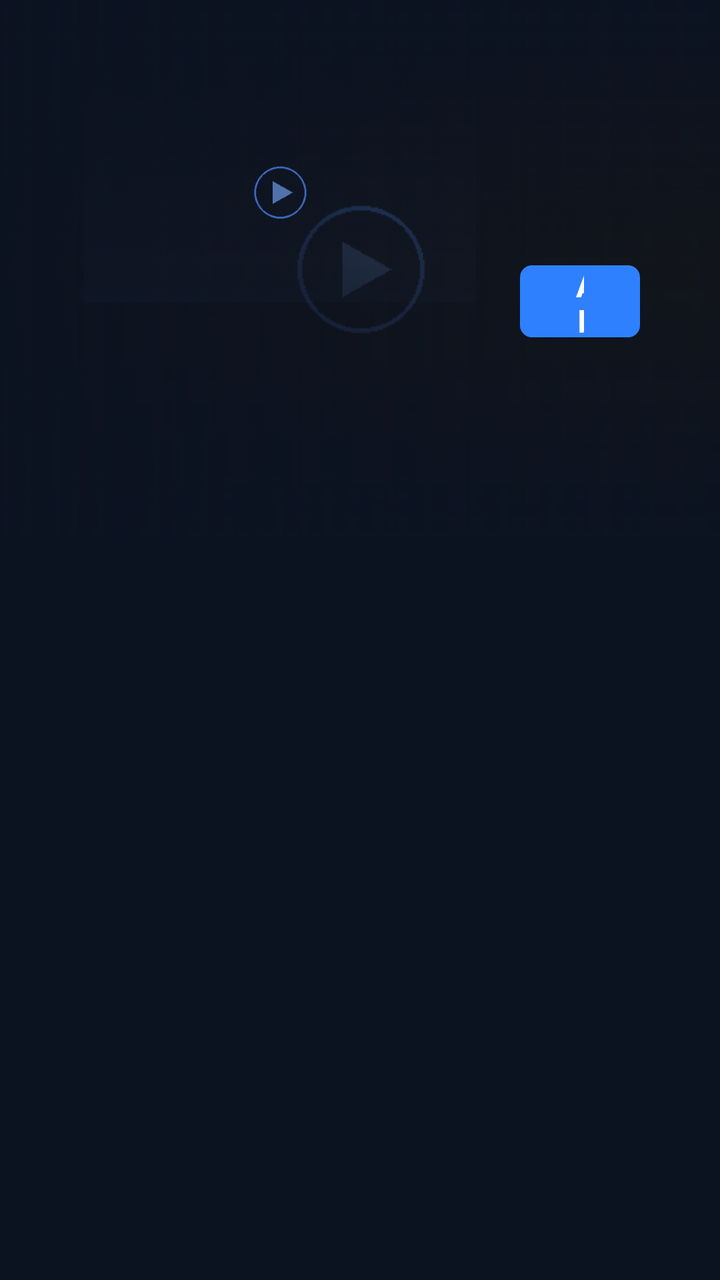
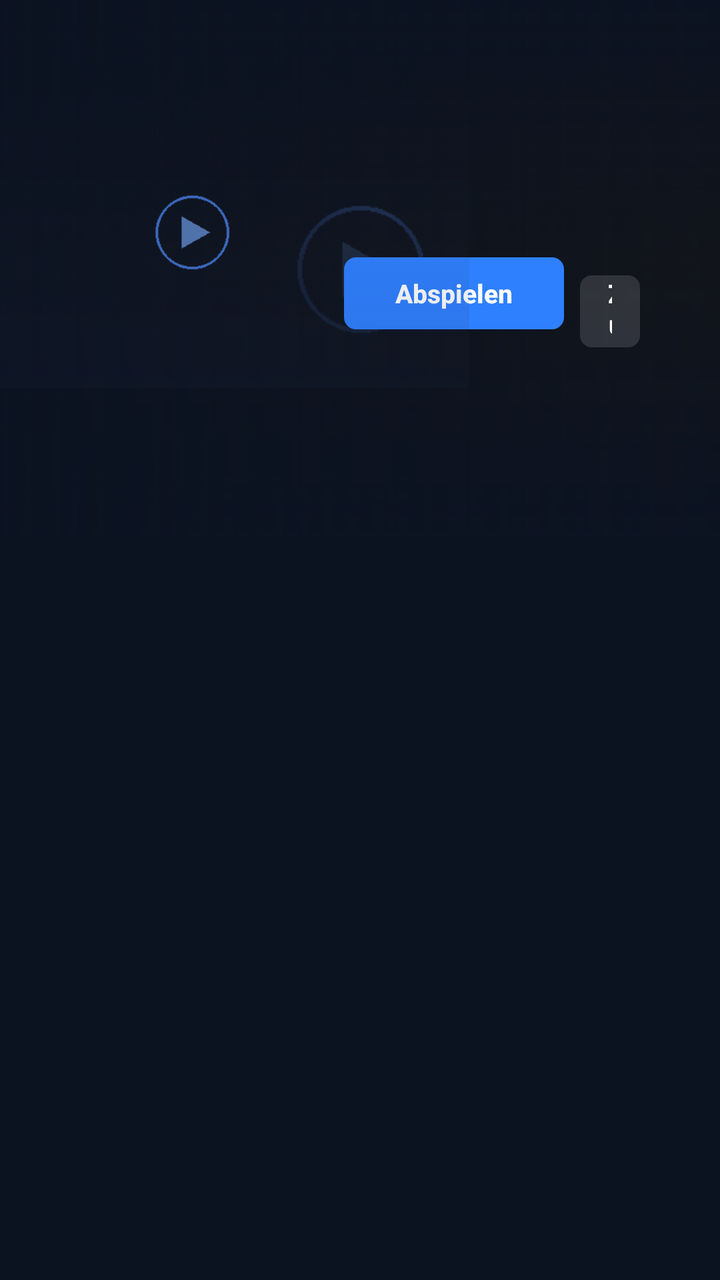

Compare the two renders of this Android layout. The source of the first and the diff that turns it into the second are given below.
<!-- AndroidManifest.xml: application theme Theme.Verflixed -->
<!-- res/layout/activity_detail.xml -->
<?xml version="1.0" encoding="utf-8"?>
<androidx.constraintlayout.widget.ConstraintLayout xmlns:android="http://schemas.android.com/apk/res/android"
    xmlns:app="http://schemas.android.com/apk/res-auto"
    android:layout_width="match_parent"
    android:layout_height="match_parent"
    android:background="@color/sv_bg"
    android:clipChildren="false">

    <ImageView
        android:id="@+id/backdrop"
        android:layout_width="0dp"
        android:layout_height="0dp"
        android:contentDescription="@null"
        android:scaleType="centerCrop"
        android:src="@drawable/poster_placeholder"
        app:layout_constraintEnd_toEndOf="parent"
        app:layout_constraintHeight_percent="0.42"
        app:layout_constraintStart_toStartOf="parent"
        app:layout_constraintTop_toTopOf="parent" />

    <View
        android:layout_width="0dp"
        android:layout_height="0dp"
        android:background="@drawable/bg_hero_gradient"
        app:layout_constraintBottom_toBottomOf="@id/backdrop"
        app:layout_constraintEnd_toEndOf="@id/backdrop"
        app:layout_constraintStart_toStartOf="@id/backdrop"
        app:layout_constraintTop_toTopOf="@id/backdrop" />

    <View
        android:layout_width="0dp"
        android:layout_height="0dp"
        android:background="@drawable/bg_detail_scrim"
        app:layout_constraintBottom_toBottomOf="@id/backdrop"
        app:layout_constraintEnd_toEndOf="@id/backdrop"
        app:layout_constraintStart_toStartOf="@id/backdrop"
        app:layout_constraintTop_toTopOf="@id/backdrop" />

    <ImageView
        android:id="@+id/poster"
        android:layout_width="200dp"
        android:layout_height="112dp"
        android:layout_marginStart="40dp"
        android:layout_marginTop="40dp"
        android:background="@drawable/bg_poster_focus"
        android:contentDescription="@null"
        android:elevation="8dp"
        android:padding="2dp"
        android:scaleType="centerCrop"
        android:src="@drawable/poster_placeholder"
        app:layout_constraintStart_toStartOf="parent"
        app:layout_constraintTop_toTopOf="parent" />

    <TextView
        android:id="@+id/title"
        style="@style/SvHeroTitle"
        android:layout_width="0dp"
        android:layout_height="wrap_content"
        android:layout_marginStart="20dp"
        android:layout_marginEnd="40dp"
        android:ellipsize="end"
        android:maxLines="2"
        android:textSize="28sp"
        app:layout_constraintEnd_toEndOf="parent"
        app:layout_constraintStart_toEndOf="@id/poster"
        app:layout_constraintTop_toTopOf="@id/poster" />

    <TextView
        android:id="@+id/meta"
        android:layout_width="0dp"
        android:layout_height="wrap_content"
        android:layout_marginStart="20dp"
        android:layout_marginTop="4dp"
        android:layout_marginEnd="40dp"
        android:ellipsize="end"
        android:maxLines="1"
        android:textColor="@color/sv_text_secondary"
        android:textSize="13sp"
        app:layout_constraintEnd_toEndOf="parent"
        app:layout_constraintStart_toEndOf="@id/poster"
        app:layout_constraintTop_toBottomOf="@id/title" />

    <TextView
        android:id="@+id/overview"
        android:layout_width="0dp"
        android:layout_height="wrap_content"
        android:layout_marginStart="20dp"
        android:layout_marginTop="6dp"
        android:layout_marginEnd="40dp"
        android:ellipsize="end"
        android:lineSpacingExtra="2dp"
        android:maxLines="3"
        android:textColor="@color/sv_text_secondary"
        android:textSize="13sp"
        app:layout_constraintEnd_toEndOf="parent"
        app:layout_constraintStart_toEndOf="@id/poster"
        app:layout_constraintTop_toBottomOf="@id/meta" />

    <LinearLayout
        android:id="@+id/actions"
        android:layout_width="0dp"
        android:layout_height="wrap_content"
        android:layout_marginStart="20dp"
        android:layout_marginTop="10dp"
        android:layout_marginEnd="40dp"
        android:orientation="horizontal"
        app:layout_constraintEnd_toEndOf="parent"
        app:layout_constraintStart_toEndOf="@id/poster"
        app:layout_constraintTop_toBottomOf="@id/overview">

        <Button
            android:id="@+id/btnPlay"
            style="@style/SvButton.Primary"
            android:layout_width="wrap_content"
            android:layout_height="36dp"
            android:minHeight="36dp"
            android:minWidth="110dp"
            android:nextFocusRight="@id/btnFavorite"
            android:text="@string/detail_play"
            android:textColor="@color/sv_primary_btn_text" />

        <Button
            android:id="@+id/btnFavorite"
            style="@style/SvButton.Ghost"
            android:layout_width="wrap_content"
            android:layout_height="36dp"
            android:layout_marginStart="8dp"
            android:minHeight="36dp"
            android:nextFocusLeft="@id/btnPlay"
            android:nextFocusRight="@id/btnSeasonWatched"
            android:text="@string/detail_favorite_add" />

        <Button
            android:id="@+id/btnSeasonWatched"
            style="@style/SvButton.Ghost"
            android:layout_width="wrap_content"
            android:layout_height="36dp"
            android:layout_marginStart="8dp"
            android:minHeight="36dp"
            android:nextFocusLeft="@id/btnFavorite"
            android:text="@string/detail_mark_season_watched" />
    </LinearLayout>

    <TextView
        android:id="@+id/cacheStatus"
        android:layout_width="0dp"
        android:layout_height="wrap_content"
        android:layout_marginStart="40dp"
        android:layout_marginTop="8dp"
        android:layout_marginEnd="40dp"
        android:textColor="@color/sv_plex"
        android:textSize="12sp"
        android:visibility="gone"
        app:layout_constraintEnd_toEndOf="parent"
        app:layout_constraintStart_toStartOf="parent"
        app:layout_constraintTop_toBottomOf="@id/backdrop" />

    <androidx.recyclerview.widget.RecyclerView
        android:id="@+id/seasonTabs"
        android:layout_width="0dp"
        android:layout_height="wrap_content"
        android:layout_marginStart="40dp"
        android:layout_marginTop="8dp"
        android:layout_marginEnd="40dp"
        android:clipToPadding="false"
        android:orientation="horizontal"
        app:layout_constraintEnd_toEndOf="parent"
        app:layout_constraintStart_toStartOf="parent"
        app:layout_constraintTop_toBottomOf="@id/cacheStatus" />

    <androidx.recyclerview.widget.RecyclerView
        android:id="@+id/episodeList"
        android:layout_width="0dp"
        android:layout_height="0dp"
        android:layout_marginStart="40dp"
        android:layout_marginTop="8dp"
        android:layout_marginEnd="40dp"
        android:clipToPadding="false"
        android:paddingBottom="20dp"
        app:layout_constraintBottom_toBottomOf="parent"
        app:layout_constraintEnd_toEndOf="parent"
        app:layout_constraintStart_toStartOf="parent"
        app:layout_constraintTop_toBottomOf="@id/seasonTabs" />

    <ProgressBar
        android:id="@+id/progress"
        android:layout_width="56dp"
        android:layout_height="56dp"
        android:indeterminateTint="@color/sv_accent"
        android:visibility="gone"
        app:layout_constraintBottom_toBottomOf="parent"
        app:layout_constraintEnd_toEndOf="parent"
        app:layout_constraintStart_toStartOf="parent"
        app:layout_constraintTop_toTopOf="parent" />
</androidx.constraintlayout.widget.ConstraintLayout>
<!-- resources referenced by this layout -->
<resources>
  <color name="sv_accent">#FF2F80FF</color>
  <color name="sv_bg">#FF0B1220</color>
  <color name="sv_plex">#FFE5A00D</color>
  <color name="sv_text_secondary">#FFB8C4D9</color>
  <!-- drawable bg_detail_scrim (drawable) -->
  <?xml version="1.0" encoding="utf-8"?>
  <shape xmlns:android="http://schemas.android.com/apk/res/android" android:shape="rectangle">
      <gradient
          android:angle="0"
          android:endColor="#00141414"
          android:startColor="@color/sv_scrim_strong" />
  </shape>
  <!-- drawable bg_hero_gradient (drawable) -->
  <?xml version="1.0" encoding="utf-8"?>
  <shape xmlns:android="http://schemas.android.com/apk/res/android" android:shape="rectangle">
      <gradient
          android:angle="270"
          android:endColor="@color/sv_hero_scrim_end"
          android:centerColor="#99141414"
          android:startColor="@color/sv_hero_scrim_start" />
  </shape>
  <string name="detail_favorite_add">Zu Favoriten</string>
  <string name="detail_mark_season_watched">Staffel gesehen</string>
  <string name="detail_play">Abspielen</string>
  <style name="SvButton.Ghost">
          <item name="android:background">@drawable/bg_button_ghost</item>
      </style>
  <style name="SvButton.Primary">
          <item name="android:background">@drawable/bg_button_primary</item>
      </style>
  <style name="SvHeroTitle">
          <item name="android:textColor">@color/sv_text_primary</item>
          <item name="android:textSize">20sp</item>
          <item name="android:textStyle">bold</item>
          <item name="android:shadowColor">#99000000</item>
          <item name="android:shadowDx">0</item>
          <item name="android:shadowDy">2</item>
          <item name="android:shadowRadius">6</item>
      </style>
  <color name="sv_scrim_strong">#E60B1220</color>
  <color name="sv_hero_scrim_end">#FF0B1220</color>
  <color name="sv_hero_scrim_start">#000B1220</color>
  <color name="sv_focus">#FFFFFFFF</color>
  <!-- drawable bg_button_ghost (drawable) -->
  <?xml version="1.0" encoding="utf-8"?>
  <selector xmlns:android="http://schemas.android.com/apk/res/android">
      <item android:state_focused="true">
          <shape android:shape="rectangle">
              <solid android:color="#33FFFFFF" />
              <corners android:radius="6dp" />
              <stroke android:width="2dp" android:color="@color/sv_text_primary" />
          </shape>
      </item>
      <item>
          <shape android:shape="rectangle">
              <solid android:color="#22FFFFFF" />
              <corners android:radius="6dp" />
          </shape>
      </item>
  </selector>
  <!-- drawable bg_button_primary (drawable) -->
  <?xml version="1.0" encoding="utf-8"?>
  <selector xmlns:android="http://schemas.android.com/apk/res/android">
      <item android:state_focused="true">
          <shape android:shape="rectangle">
              <solid android:color="@color/sv_text_primary" />
              <corners android:radius="6dp" />
          </shape>
      </item>
      <item android:state_pressed="true">
          <shape android:shape="rectangle">
              <solid android:color="#FFE5E5E5" />
              <corners android:radius="6dp" />
          </shape>
      </item>
      <item>
          <shape android:shape="rectangle">
              <solid android:color="@color/sv_accent" />
              <corners android:radius="6dp" />
          </shape>
      </item>
  </selector>
  <color name="sv_text_primary">#FFFFFFFF</color>
  <color name="sv_bg_deep">#FF070B14</color>
  <!-- unchanged entries left out for length: 3 -->
</resources>

<!-- the commit's change to res/layout/activity_detail.xml (unified diff, before → after) -->
@@ -38,10 +38,11 @@
 
     <ImageView
         android:id="@+id/poster"
-        android:layout_width="200dp"
-        android:layout_height="112dp"
+        android:layout_width="112dp"
+        android:layout_height="160dp"
         android:layout_marginStart="40dp"
-        android:layout_marginTop="40dp"
+        android:layout_marginTop="36dp"
+        android:adjustViewBounds="false"
         android:background="@drawable/bg_poster_focus"
         android:contentDescription="@null"
         android:elevation="8dp"
<!-- resource entries referenced after the edit -->
@@ -65,13 +65,14 @@
   <selector xmlns:android="http://schemas.android.com/apk/res/android">
       <item android:state_focused="true">
           <shape android:shape="rectangle">
-              <solid android:color="@color/sv_text_primary" />
+              <solid android:color="@color/sv_accent_hover" />
               <corners android:radius="6dp" />
+              <stroke android:width="2dp" android:color="@color/sv_text_primary" />
           </shape>
       </item>
       <item android:state_pressed="true">
           <shape android:shape="rectangle">
-              <solid android:color="#FFE5E5E5" />
+              <solid android:color="@color/sv_accent_hover" />
               <corners android:radius="6dp" />
           </shape>
       </item>
@@ -84,6 +85,7 @@
   </selector>
   <color name="sv_text_primary">#FFFFFFFF</color>
   <color name="sv_bg_deep">#FF070B14</color>
+  <color name="sv_accent_hover">#FF5AA8FF</color>
   <!-- unchanged entries left out for length: 3 -->
 </resources>
 
